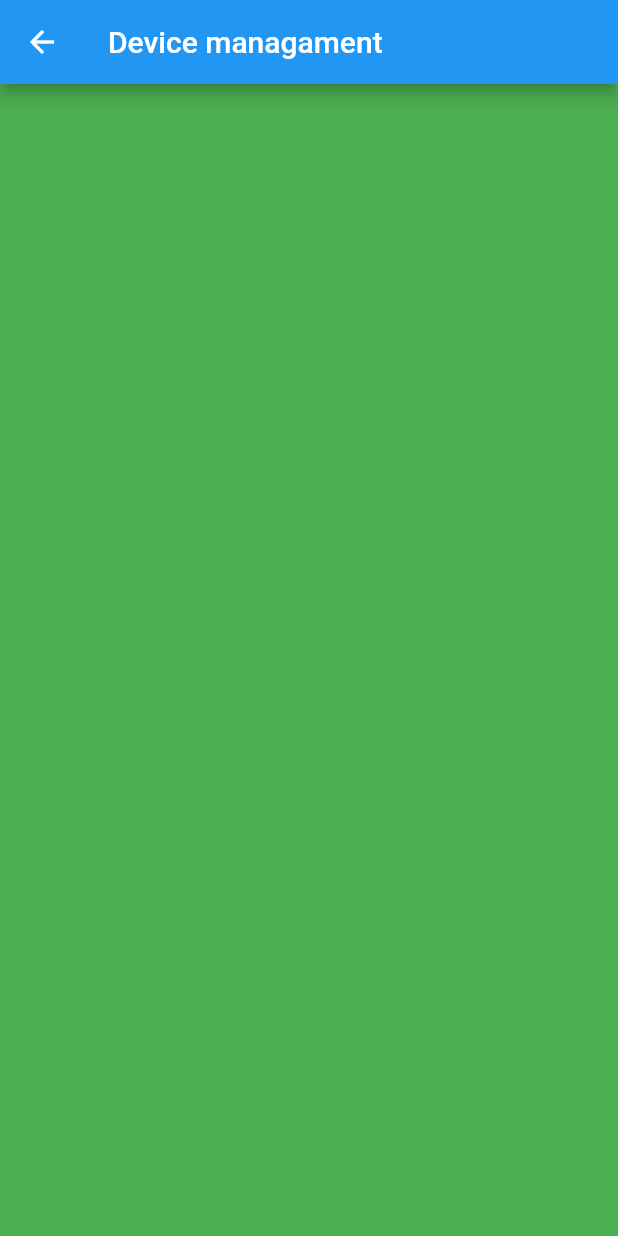
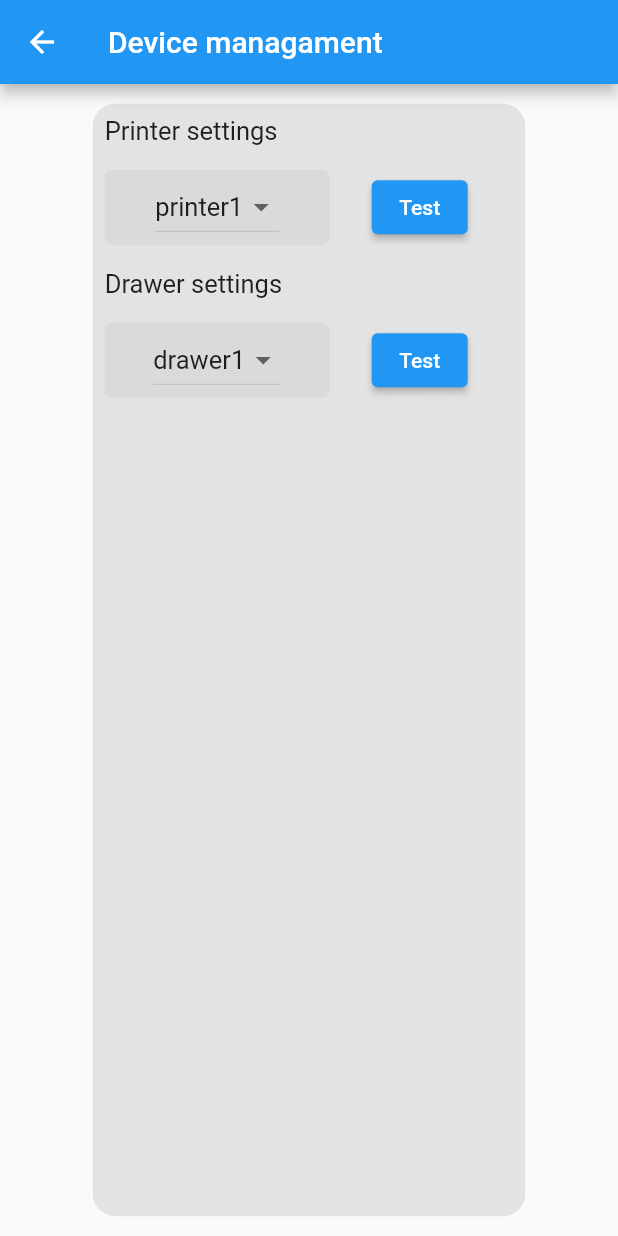
Before and after one commit to aymanElshayeb/singleMachineCashierUI, a Flutter app: the DeviceMangament screen opened directly, on a phone screen of 412 x 824 dp. Run offline on Flutter 3.47's test engine with Material 2 defaults, Android fonts, the light colour scheme and no system bars; our stand-ins replace bloc, dartx, dartz, equatable, flutter_bloc, get_it and 2 more; missing offline and left inert: virtual_keyboard_multi_language; accounts and stored records are empty.

Commit message:
implemented a ui for device management screen

```diff
--- a/lib/features/pos/presentation/pages/device_managament.dart
+++ b/lib/features/pos/presentation/pages/device_managament.dart
@@ -10,11 +10,107 @@ class DeviceMangament extends StatelessWidget {
   Widget build(BuildContext context) {
     final screenwidth = MediaQuery.of(context).size.width;
     final screenheight = MediaQuery.of(context).size.height;
+    final selectedMethod = 'printer1';
+    final selectedMethod2 = 'drawer1';
     //final appBarHeight = appBar.preferredSize.height;
     final statusBarHeight = MediaQuery.of(context).padding.top;
     return Scaffold(
       appBar: AppBar(title: Text('Device managament')),
-      body: Container(color: Colors.green),
+      body: Center(
+        child: Container(
+          width: screenwidth * 0.7,
+          height: screenheight * 0.9,
+          decoration: BoxDecoration(
+              color: Color.fromARGB(255, 228, 227, 227),
+              borderRadius: BorderRadius.circular(15)),
+          child: Column(children: [
+            Container(
+              alignment: AlignmentDirectional.topStart,
+              padding: EdgeInsets.all(8),
+              child: Text(
+                'Printer settings',
+                style: TextStyle(fontSize: 17),
+              ),
+            ),
+            Row(
+              children: [
+                Container(
+                  width: 150,
+                  height: 50,
+                  alignment: AlignmentDirectional.center,
+                  margin: EdgeInsets.all(8.0),
+                  decoration: BoxDecoration(
+                      color: Color.fromARGB(255, 218, 218, 218),
+                      borderRadius: BorderRadius.all(Radius.circular(5.0))),
+                  child: DropdownButton(
+                    items: ["printer1", "printer2"]
+                        .map((e) => DropdownMenuItem(
+                              child: Text(
+                                "$e",
+                                style: TextStyle(
+                                  fontSize: 17,
+                                ),
+                              ),
+                              value: e,
+                            ))
+                        .toList(),
+                    onChanged: (val) {
+                      print(val);
+                    },
+                    value: selectedMethod,
+                  ),
+                ),
+                SizedBox(
+                  width: 20,
+                ),
+                ElevatedButton(onPressed: () {}, child: Text('Test'))
+              ],
+            ),
+            Container(
+              alignment: AlignmentDirectional.topStart,
+              padding: EdgeInsets.all(8),
+              child: Text(
+                'Drawer settings',
+                style: TextStyle(fontSize: 17),
+              ),
+            ),
+            Row(
+              children: [
+                Container(
+                  width: 150,
+                  height: 50,
+                  alignment: AlignmentDirectional.center,
+                  margin: EdgeInsets.all(8.0),
+                  decoration: BoxDecoration(
+                      color: Color.fromARGB(255, 218, 218, 218),
+                      borderRadius: BorderRadius.all(Radius.circular(5.0))),
+                  child: DropdownButton(
+                    items: ["drawer1", "drawer2"]
+                        .map((e) => DropdownMenuItem(
+                              child: Text(
+                                "$e",
+                                style: TextStyle(
+                                  fontSize: 17,
+                                ),
+                              ),
+                              value: e,
+                            ))
+                        .toList(),
+                    onChanged: (val) {
+                      print(val);
+                    },
+                    value: selectedMethod2,
+                  ),
+                ),
+                SizedBox(
+                  width: 20,
+                ),
+                ElevatedButton(onPressed: () {}, child: Text('Test'))
+              ],
+            )
+          ]),
+        ),
+      ),
     );
   }
 }
--- a/lib/features/pos/presentation/widgets/bill.dart
+++ b/lib/features/pos/presentation/widgets/bill.dart
@@ -8,6 +8,7 @@ import 'package:single_machine_cashier_ui/features/pos/presentation/widgets/tabl
 import '../../domain/entities/item.dart';
 import '../bloc/category/category_bloc.dart';
 import '../bloc/category/category_state.dart';
+import '../pages/num_pad.dart';
 
 class BillPart extends StatelessWidget {
   @override
@@ -20,6 +21,7 @@ class BillPart extends StatelessWidget {
     TextEditingController customController = TextEditingController();
     TextEditingController customController2 = TextEditingController();
     TextEditingController customController3 = TextEditingController();
+    TextEditingController EanController = TextEditingController();
 
     return BlocBuilder<CategoryBloc, CategoryState>(builder: (context, state) {
       cc = context;
@@ -134,7 +136,7 @@ class BillPart extends StatelessWidget {
                 Row(
                   children: <Widget>[
                     option_Button(Icon(Icons.delete), 'Remove', () {}),
-                    option_Button(Icon(Icons.search), ' Bar-Code', () {}),
+                    option_Button(Icon(Icons.search), ' EAN Search', () {}),
                     option_Button(Icon(Icons.cancel), 'Cancel', () {}),
                   ],
                 )
--- a/lib/main.dart
+++ b/lib/main.dart
@@ -2,6 +2,7 @@ import 'package:flutter/material.dart';
 import 'package:flutter_bloc/flutter_bloc.dart';
 import 'package:single_machine_cashier_ui/features/pos/presentation/bloc/user/user_bloc.dart';
 import 'features/pos/presentation/bloc/category/category_bloc.dart';
+import 'features/pos/presentation/pages/device_managament.dart';
 import 'features/pos/presentation/pages/login.dart';
 import 'features/pos/presentation/pages/menu.dart';
 import 'features/pos/presentation/pages/new_menu.dart';
@@ -37,7 +38,7 @@ class MyApp extends StatelessWidget {
       ],
       child: MaterialApp(
         home: LoginBuilder(),
-        //home: SellerMangament(),
+        //home: DeviceMangament(),
       ),
     );
   }
```
